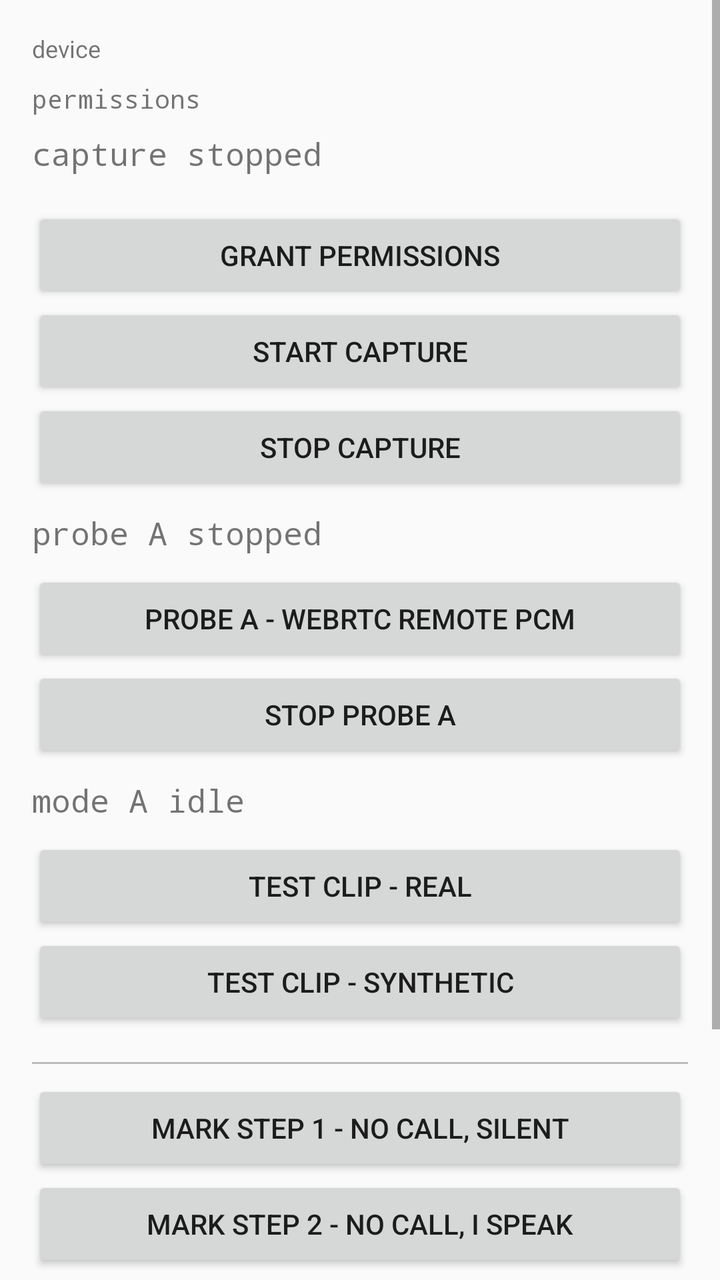
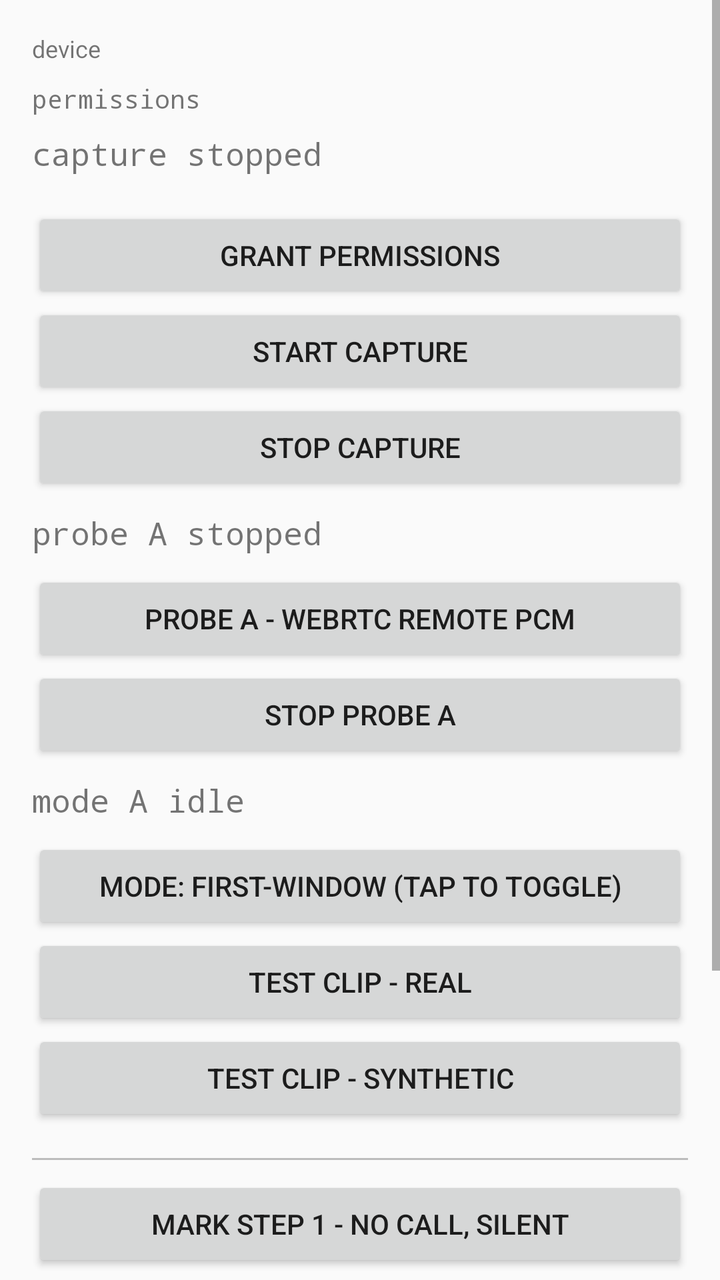

Screens rendered from an Android XML layout before and after an edit, with the pre-edit source and the edit as a unified diff.
<!-- AndroidManifest.xml: activity theme android:Theme.Material.Light -->
<!-- res/layout/activity_diagnostics.xml -->
<?xml version="1.0" encoding="utf-8"?>
<ScrollView xmlns:android="http://schemas.android.com/apk/res/android"
    android:layout_width="match_parent"
    android:layout_height="match_parent"
    android:fillViewport="true">

    <LinearLayout
        android:layout_width="match_parent"
        android:layout_height="wrap_content"
        android:orientation="vertical"
        android:focusable="true"
        android:focusableInTouchMode="true"
        android:padding="16dp">

        <TextView
            android:id="@+id/deviceText"
            android:layout_width="match_parent"
            android:layout_height="wrap_content"
            android:textSize="12sp"
            android:paddingBottom="8dp"
            android:text="device" />

        <TextView
            android:id="@+id/permissionsText"
            android:layout_width="match_parent"
            android:layout_height="wrap_content"
            android:textSize="13sp"
            android:typeface="monospace"
            android:text="permissions" />

        <TextView
            android:id="@+id/metricsText"
            android:layout_width="match_parent"
            android:layout_height="wrap_content"
            android:textSize="16sp"
            android:typeface="monospace"
            android:paddingTop="8dp"
            android:paddingBottom="16dp"
            android:text="capture stopped" />

        <Button
            android:id="@+id/permissionsButton"
            android:layout_width="match_parent"
            android:layout_height="wrap_content"
            android:text="GRANT PERMISSIONS" />

        <Button
            android:id="@+id/startButton"
            android:layout_width="match_parent"
            android:layout_height="wrap_content"
            android:text="START CAPTURE" />

        <Button
            android:id="@+id/stopButton"
            android:layout_width="match_parent"
            android:layout_height="wrap_content"
            android:text="STOP CAPTURE" />

        <TextView
            android:id="@+id/probeText"
            android:layout_width="match_parent"
            android:layout_height="wrap_content"
            android:textSize="16sp"
            android:typeface="monospace"
            android:paddingTop="8dp"
            android:paddingBottom="8dp"
            android:text="probe A stopped" />

        <Button
            android:id="@+id/probeAButton"
            android:layout_width="match_parent"
            android:layout_height="wrap_content"
            android:text="PROBE A - WEBRTC REMOTE PCM" />

        <Button
            android:id="@+id/probeAStopButton"
            android:layout_width="match_parent"
            android:layout_height="wrap_content"
            android:text="STOP PROBE A" />

        <TextView
            android:id="@+id/modeaText"
            android:layout_width="match_parent"
            android:layout_height="wrap_content"
            android:textSize="16sp"
            android:typeface="monospace"
            android:paddingTop="8dp"
            android:paddingBottom="8dp"
            android:text="mode A idle" />

        <Button
            android:id="@+id/testRealButton"
            android:layout_width="match_parent"
            android:layout_height="wrap_content"
            android:text="TEST CLIP - REAL" />

        <Button
            android:id="@+id/testFakeButton"
            android:layout_width="match_parent"
            android:layout_height="wrap_content"
            android:text="TEST CLIP - SYNTHETIC" />

        <View
            android:layout_width="match_parent"
            android:layout_height="1dp"
            android:layout_marginTop="16dp"
            android:layout_marginBottom="8dp"
            android:background="#40000000" />

        <Button
            android:id="@+id/mark1Button"
            android:layout_width="match_parent"
            android:layout_height="wrap_content"
            android:text="MARK STEP 1 - no call, silent" />

        <Button
            android:id="@+id/mark2Button"
            android:layout_width="match_parent"
            android:layout_height="wrap_content"
            android:text="MARK STEP 2 - no call, I speak" />

        <Button
            android:id="@+id/mark3Button"
            android:layout_width="match_parent"
            android:layout_height="wrap_content"
            android:text="MARK STEP 3 - call, REMOTE speaks" />

        <Button
            android:id="@+id/mark4Button"
            android:layout_width="match_parent"
            android:layout_height="wrap_content"
            android:text="MARK STEP 4 - call, I speak" />

        <Button
            android:id="@+id/mark5Button"
            android:layout_width="match_parent"
            android:layout_height="wrap_content"
            android:text="MARK STEP 5 - call ended, silent" />

    </LinearLayout>
</ScrollView>
<!-- resources referenced by this layout -->
<resources>

</resources>

<!-- the commit's change to res/layout/activity_diagnostics.xml (unified diff, before → after) -->
@@ -89,6 +89,12 @@
             android:text="mode A idle" />
 
         <Button
+            android:id="@+id/modeToggleButton"
+            android:layout_width="match_parent"
+            android:layout_height="wrap_content"
+            android:text="MODE: FIRST-WINDOW (tap to toggle)" />
+
+        <Button
             android:id="@+id/testRealButton"
             android:layout_width="match_parent"
             android:layout_height="wrap_content"
